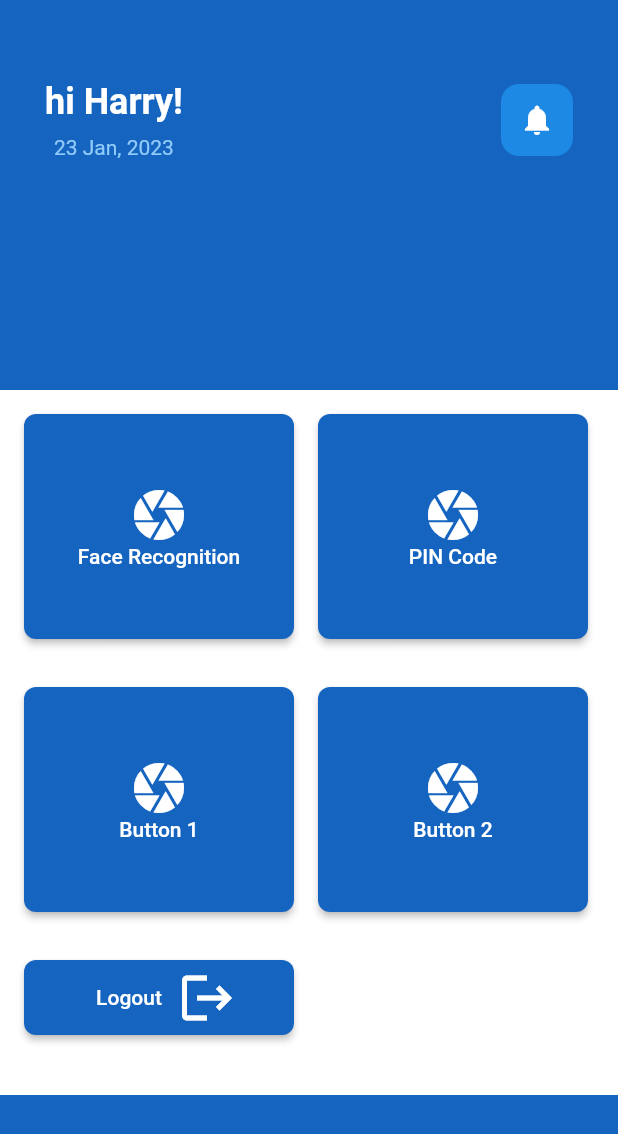
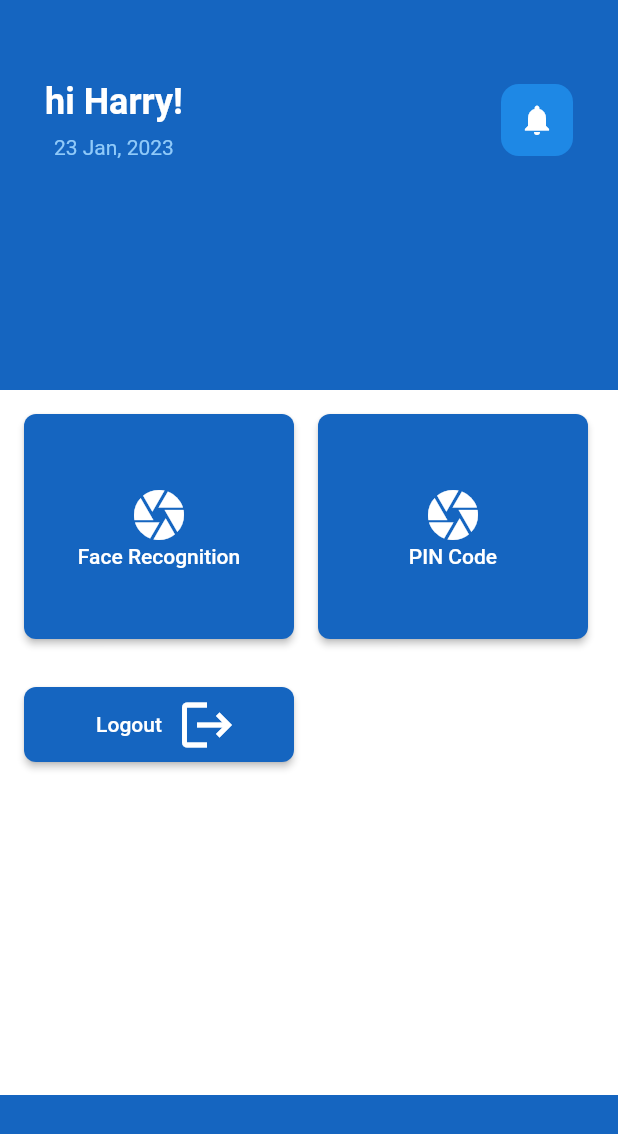
Before and after one commit to prasnaaryal/intruderdetection, a Flutter app: the screen it shows after launch, on a phone screen of 412 x 824 dp. Shown: the top 1134 px of the screen. Run offline on Flutter 3.47's test engine with Material 2 defaults, Android fonts, the phone set to English and light mode, and no system bars; our stand-ins replace cloud_firestore, firebase_auth; accounts and stored records are empty.

Commit message:
some changes

```diff
--- a/lib/Screens/dashboard.dart
+++ b/lib/Screens/dashboard.dart
@@ -142,72 +142,16 @@ class _DashboardState extends State<Dashboard> {
                     Row(
                       children: [
                         ButtonBar(
-                          alignment: MainAxisAlignment.start,
-                          buttonPadding: EdgeInsets.symmetric(horizontal: 16),
-                          children: [
-                            ElevatedButton(
-                              onPressed: () {
-                                // Button 3 action
-                              },
-                              style: ElevatedButton.styleFrom(
-                                primary: Colors.blue[800],
-                                shape: RoundedRectangleBorder(
-                                  borderRadius: BorderRadius.circular(8),
-                                ),
-                                minimumSize: Size(180, 150),
-                              ),
-                              child: Column(
-                                children: [
-                                  Icon(
-                                    Icons.camera,
-                                    size: 40,
-                                    color: Colors.white,
-                                  ),
-                                  Text(
-                                    'Button 1',
-                                    style: TextStyle(color: Colors.white),
-                                  ),
-                                ],
-                              ),
-                            ),
-                            ElevatedButton(
-                              onPressed: () {
-                                // Button 2 action
-                              },
-                              style: ElevatedButton.styleFrom(
-                                primary: Colors.blue[800],
-                                shape: RoundedRectangleBorder(
-                                  borderRadius: BorderRadius.circular(8),
-                                ),
-                                minimumSize: Size(180, 150),
-                              ),
-                              child: Column(
-                                children: [
-                                  Icon(
-                                    Icons.camera,
-                                    size: 40,
-                                    color: Colors.white,
-                                  ),
-                                  Text(
-                                    'Button 2',
-                                    style: TextStyle(color: Colors.white),
-                                  ),
-                                ],
-                              ),
-                            ),
-                          ],
-                        ),
-                      ],
-                    ),
-                    Row(
-                      children: [
-                        ButtonBar(
                           // alignment: MainAxisAlignment.spaceBetween,
                           buttonPadding: EdgeInsets.symmetric(horizontal: 16),
                           children: [
                             ElevatedButton(
                               onPressed: () {
-                                // Button 3 action
+                                Navigator.of(context).pushReplacement(
+                                  MaterialPageRoute(
+                                    builder: (context) => Fingerprint(),
+                                  ),
+                                );
                               },
                               style: ElevatedButton.styleFrom(
                                 primary: Colors.blue[800],
```
